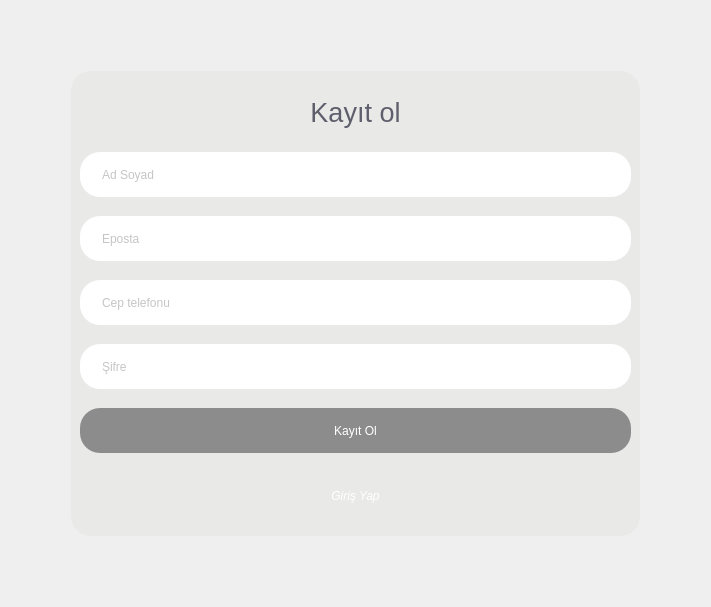
First picture: the form in uifolder/Register.ui, repository MahmutEsadErman/Restaurant-System, before the edit.
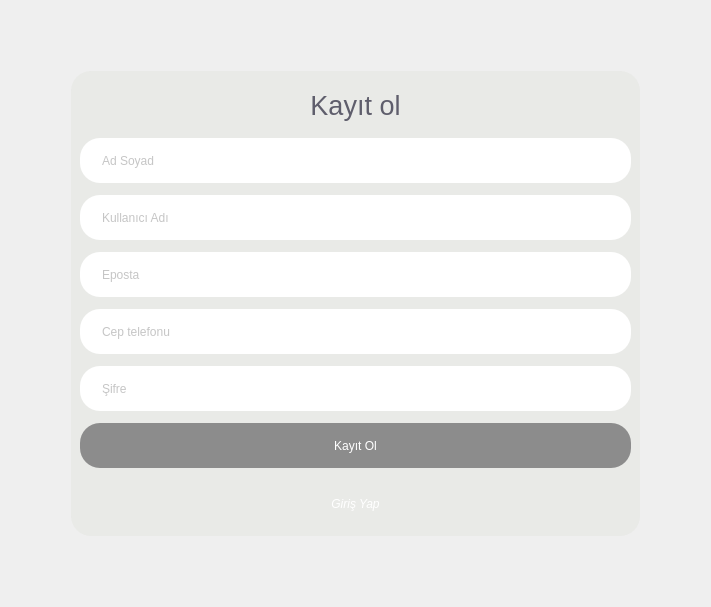
Second picture: the form after the edit.

Commit message: Çalışan stok ekranına giderler eklendi, kayıt olma ekranına kullanıcı adı eklendi, Müşteri geçmiş ekranına randevulara sipariş verme butonu eklendi

What changed in the file:
```diff
--- a/uifolder/Register.ui
+++ b/uifolder/Register.ui
@@ -75,8 +75,18 @@
      <property name="frameShadow">
       <enum>QFrame::Raised</enum>
      </property>
-     <layout class="QVBoxLayout" name="verticalLayout">
-      <item>
+     <layout class="QGridLayout" name="gridLayout_2">
+      <item row="6" column="0">
+       <widget class="QLineEdit" name="lineEdit_3">
+        <property name="text">
+         <string/>
+        </property>
+        <property name="placeholderText">
+         <string>Şifre</string>
+        </property>
+       </widget>
+      </item>
+      <item row="1" column="0">
        <widget class="QLabel" name="label_2">
         <property name="maximumSize">
          <size>
@@ -92,54 +102,34 @@
         </property>
        </widget>
       </item>
-      <item>
-       <widget class="QLineEdit" name="lineEdit">
-        <property name="text">
-         <string/>
-        </property>
-        <property name="placeholderText">
-         <string>Ad Soyad</string>
-        </property>
-       </widget>
-      </item>
-      <item>
-       <widget class="QLineEdit" name="lineEdit_4">
-        <property name="text">
-         <string/>
-        </property>
-        <property name="placeholderText">
-         <string>Eposta</string>
-        </property>
-       </widget>
-      </item>
-      <item>
-       <widget class="QLineEdit" name="lineEdit_2">
-        <property name="text">
-         <string/>
-        </property>
-        <property name="placeholderText">
-         <string>Cep telefonu</string>
-        </property>
-       </widget>
-      </item>
-      <item>
-       <widget class="QLineEdit" name="lineEdit_3">
-        <property name="text">
-         <string/>
-        </property>
-        <property name="placeholderText">
-         <string>Şifre</string>
-        </property>
-       </widget>
-      </item>
-      <item>
+      <item row="7" column="0">
        <widget class="QPushButton" name="signup_button">
         <property name="text">
          <string>Kayıt Ol</string>
         </property>
        </widget>
       </item>
-      <item>
+      <item row="5" column="0">
+       <widget class="QLineEdit" name="lineEdit_2">
+        <property name="text">
+         <string/>
+        </property>
+        <property name="placeholderText">
+         <string>Cep telefonu</string>
+        </property>
+       </widget>
+      </item>
+      <item row="2" column="0">
+       <widget class="QLineEdit" name="lineEdit">
+        <property name="text">
+         <string/>
+        </property>
+        <property name="placeholderText">
+         <string>Ad Soyad</string>
+        </property>
+       </widget>
+      </item>
+      <item row="8" column="0">
        <widget class="QFrame" name="bottom_frame">
         <property name="minimumSize">
          <size>
@@ -190,6 +180,26 @@
         </layout>
        </widget>
       </item>
+      <item row="4" column="0">
+       <widget class="QLineEdit" name="lineEdit_4">
+        <property name="text">
+         <string/>
+        </property>
+        <property name="placeholderText">
+         <string>Eposta</string>
+        </property>
+       </widget>
+      </item>
+      <item row="3" column="0">
+       <widget class="QLineEdit" name="lineEdit_5">
+        <property name="text">
+         <string/>
+        </property>
+        <property name="placeholderText">
+         <string>Kullanıcı Adı</string>
+        </property>
+       </widget>
+      </item>
      </layout>
     </widget>
    </item>
```
The commit also changes 5 other files.
